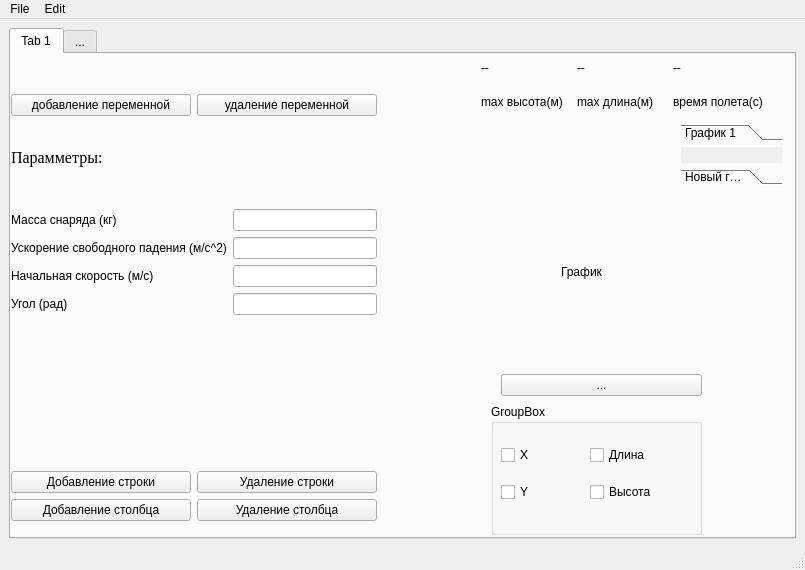
Before: the Qt Designer form mainwindow.ui in korolinakila/Experiments-2026S-Python, drawn with Qt 5.
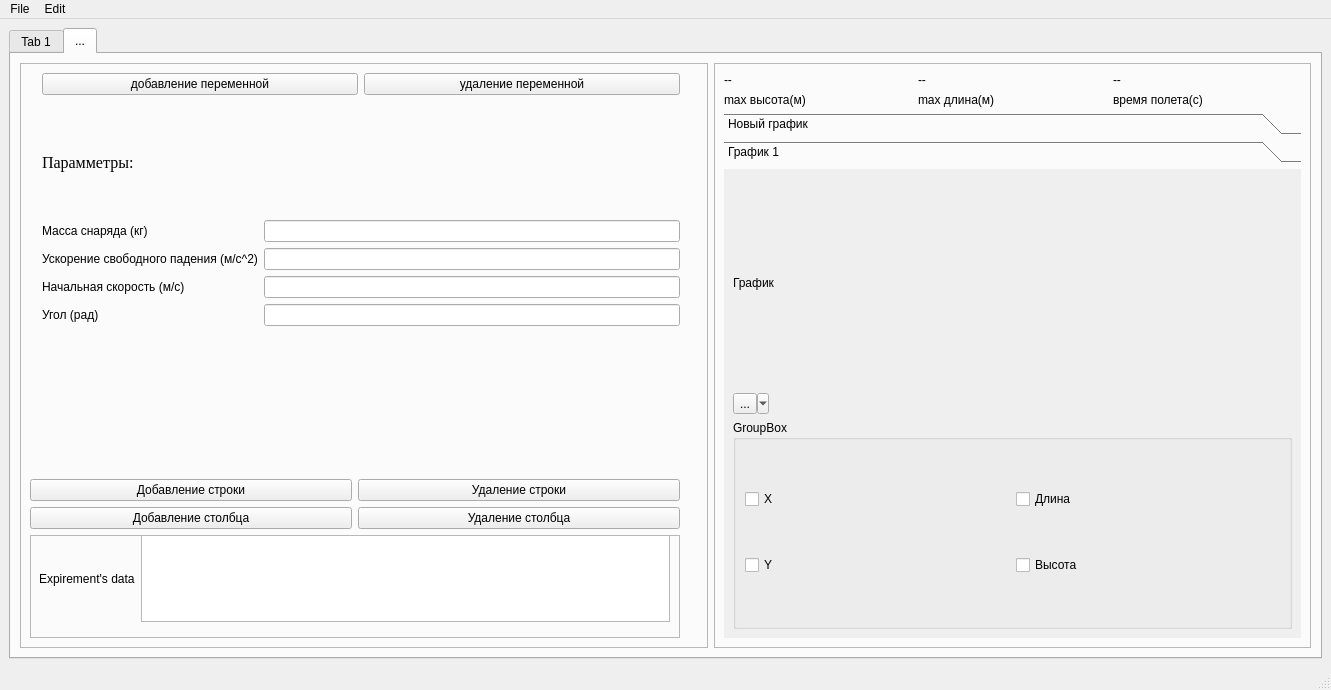
After: the same form once the commit is applied. The open tabs and pages were chosen to show the change. Custom widgets are drawn as their Qt base class.

Commit message: Сделал масштабированное окно, эксперементальные данные

```diff
--- a/mainwindow.ui
+++ b/mainwindow.ui
@@ -6,102 +6,99 @@
    <rect>
     <x>0</x>
     <y>0</y>
-    <width>805</width>
-    <height>570</height>
+    <width>1331</width>
+    <height>690</height>
    </rect>
   </property>
   <property name="windowTitle">
    <string>MainWindow</string>
   </property>
   <widget class="QWidget" name="centralwidget">
-   <layout class="QVBoxLayout" name="verticalLayout_2">
+   <layout class="QHBoxLayout" name="horizontalLayout_2">
     <item>
-     <layout class="QGridLayout" name="gridLayout">
-      <item row="0" column="1">
-       <widget class="QTabWidget" name="tabWidget">
-        <property name="currentIndex">
-         <number>0</number>
-        </property>
-        <widget class="QWidget" name="tab">
-         <attribute name="title">
-          <string>Tab 1</string>
-         </attribute>
-         <widget class="QWidget" name="verticalLayoutWidget">
-          <property name="geometry">
-           <rect>
-            <x>0</x>
-            <y>40</y>
-            <width>366</width>
-            <height>427</height>
-           </rect>
+     <widget class="QTabWidget" name="tabWidget">
+      <property name="currentIndex">
+       <number>0</number>
+      </property>
+      <widget class="QWidget" name="tab_3">
+       <attribute name="title">
+        <string>Tab 1</string>
+       </attribute>
+       <layout class="QGridLayout" name="gridLayout_11">
+        <item row="0" column="0">
+         <widget class="QFrame" name="frame">
+          <property name="frameShape">
+           <enum>QFrame::StyledPanel</enum>
           </property>
-          <layout class="QVBoxLayout" name="verticalLayout">
-           <item>
-            <layout class="QHBoxLayout" name="horizontalLayout">
+          <property name="frameShadow">
+           <enum>QFrame::Raised</enum>
+          </property>
+          <layout class="QGridLayout" name="gridLayout">
+           <item row="2" column="2">
+            <layout class="QVBoxLayout" name="verticalLayout">
              <item>
-              <widget class="QPushButton" name="pushButton_2">
+              <widget class="QLabel" name="pa">
+               <property name="font">
+                <font>
+                 <family>Times New Roman</family>
+                 <pointsize>12</pointsize>
+                 <italic>false</italic>
+                </font>
+               </property>
+               <property name="lineWidth">
+                <number>1</number>
+               </property>
                <property name="text">
-                <string>добавление переменной</string>
+                <string>Парамметры:</string>
                </property>
+               <property name="scaledContents">
+                <bool>true</bool>
+               </property>
               </widget>
              </item>
-             <item>
-              <widget class="QPushButton" name="pushButton">
+            </layout>
+           </item>
+           <item row="6" column="0" colspan="3">
+            <layout class="QGridLayout" name="gridLayout_3">
+             <item row="0" column="0">
+              <widget class="QPushButton" name="pushButton_3">
                <property name="text">
-                <string>удаление переменной</string>
+                <string>Добавление строки</string>
                </property>
               </widget>
              </item>
+             <item row="0" column="1">
+              <widget class="QPushButton" name="pushButton_4">
+               <property name="text">
+                <string>Удаление строки</string>
+               </property>
+              </widget>
+             </item>
+             <item row="1" column="1">
+              <widget class="QPushButton" name="pushButton_6">
+               <property name="text">
+                <string>Удаление столбца</string>
+               </property>
+              </widget>
+             </item>
+             <item row="1" column="0">
+              <widget class="QPushButton" name="pushButton_5">
+               <property name="text">
+                <string>Добавление столбца</string>
+               </property>
+              </widget>
+             </item>
             </layout>
            </item>
-           <item>
-            <widget class="QLabel" name="pa">
-             <property name="font">
-              <font>
-               <family>Times New Roman</family>
-               <pointsize>12</pointsize>
-               <italic>false</italic>
-              </font>
-             </property>
-             <property name="lineWidth">
-              <number>1</number>
-             </property>
-             <property name="text">
-              <string>Парамметры:</string>
-             </property>
-             <property name="scaledContents">
-              <bool>true</bool>
-             </property>
-            </widget>
-           </item>
-           <item>
-            <spacer name="verticalSpacer_2">
-             <property name="orientation">
-              <enum>Qt::Vertical</enum>
-             </property>
-             <property name="sizeType">
-              <enum>QSizePolicy::Fixed</enum>
-             </property>
-             <property name="sizeHint" stdset="0">
-              <size>
-               <width>20</width>
-               <height>10</height>
-              </size>
-             </property>
-            </spacer>
-           </item>
-           <item>
+           <item row="3" column="2">
             <layout class="QGridLayout" name="gridLayout_2">
-             <item row="1" column="0">
-              <widget class="QLabel" name="label_3">
+             <item row="3" column="0">
+              <widget class="QLabel" name="label_5">
                <property name="text">
-                <string>Ускорение свободного падения (м/c^2)</string>
+                <string>Угол (рад)</string>
                </property>
               </widget>
              </item>
-             <item row="1" column="1">
-              <widget class="QLineEdit" name="lineEdit_2"/>
-             </item>
              <item row="3" column="1">
               <widget class="QLineEdit" name="lineEdit_4"/>
              </item>
@@ -112,13 +109,6 @@
                </property>
               </widget>
              </item>
-             <item row="3" column="0">
-              <widget class="QLabel" name="label_5">
-               <property name="text">
-                <string>Угол (рад)</string>
-               </property>
-              </widget>
-             </item>
              <item row="0" column="1">
               <layout class="QHBoxLayout" name="horizontalLayout_6">
                <item>
@@ -126,6 +116,9 @@
                </item>
               </layout>
              </item>
+             <item row="1" column="1">
+              <widget class="QLineEdit" name="lineEdit_2"/>
+             </item>
              <item row="2" column="1">
               <widget class="QLineEdit" name="lineEdit_3"/>
              </item>
@@ -136,9 +129,34 @@
                </property>
               </widget>
              </item>
+             <item row="1" column="0">
+              <widget class="QLabel" name="label_3">
+               <property name="text">
+                <string>Ускорение свободного падения (м/c^2)</string>
+               </property>
+              </widget>
+             </item>
             </layout>
            </item>
-           <item>
+           <item row="0" column="2">
+            <layout class="QHBoxLayout" name="horizontalLayout_3">
+             <item>
+              <widget class="QPushButton" name="pushButton_2">
+               <property name="text">
+                <string>добавление переменной</string>
+               </property>
+              </widget>
+             </item>
+             <item>
+              <widget class="QPushButton" name="pushButton">
+               <property name="text">
+                <string>удаление переменной</string>
+               </property>
+              </widget>
+             </item>
+            </layout>
+           </item>
+           <item row="5" column="0" colspan="6">
             <spacer name="verticalSpacer">
              <property name="orientation">
               <enum>Qt::Vertical</enum>
@@ -148,37 +166,399 @@
              </property>
              <property name="sizeHint" stdset="0">
               <size>
-               <width>13</width>
-               <height>150</height>
+               <width>668</width>
+               <height>147</height>
               </size>
              </property>
             </spacer>
            </item>
+           <item row="1" column="2">
+            <spacer name="verticalSpacer_2">
+             <property name="orientation">
+              <enum>Qt::Vertical</enum>
+             </property>
+             <property name="sizeType">
+              <enum>QSizePolicy::Fixed</enum>
+             </property>
+             <property name="sizeHint" stdset="0">
+              <size>
+               <width>20</width>
+               <height>10</height>
+              </size>
+             </property>
+            </spacer>
+           </item>
+           <item row="7" column="1" colspan="3">
+            <layout class="QHBoxLayout" name="horizontalLayout_13">
+             <item>
+              <widget class="QLabel" name="label_26">
+               <property name="text">
+                <string>Expiremet's data</string>
+               </property>
+              </widget>
+             </item>
+             <item>
+              <widget class="QTextEdit" name="textEdit_2"/>
+             </item>
+            </layout>
+           </item>
+          </layout>
+         </widget>
+        </item>
+        <item row="0" column="1">
+         <widget class="QFrame" name="frame_2">
+          <property name="frameShape">
+           <enum>QFrame::StyledPanel</enum>
+          </property>
+          <property name="frameShadow">
+           <enum>QFrame::Raised</enum>
+          </property>
+          <layout class="QVBoxLayout" name="verticalLayout_2">
            <item>
-            <layout class="QGridLayout" name="gridLayout_3">
+            <layout class="QGridLayout" name="gridLayout_13">
+             <item row="1" column="0">
+              <widget class="QLabel" name="label_7">
+               <property name="text">
+                <string>max высота(м)</string>
+               </property>
+              </widget>
+             </item>
+             <item row="0" column="1">
+              <widget class="QLabel" name="label_10">
+               <property name="text">
+                <string>--</string>
+               </property>
+              </widget>
+             </item>
+             <item row="0" column="2">
+              <widget class="QLabel" name="label_12">
+               <property name="text">
+                <string>--</string>
+               </property>
+              </widget>
+             </item>
+             <item row="1" column="1">
+              <widget class="QLabel" name="label_8">
+               <property name="text">
+                <string>max длина(м)</string>
+               </property>
+              </widget>
+             </item>
              <item row="0" column="0">
-              <widget class="QPushButton" name="pushButton_3">
+              <widget class="QLabel" name="label_11">
                <property name="text">
-                <string>Добавление строки</string>
+                <string>--</string>
                </property>
               </widget>
              </item>
+             <item row="1" column="2">
+              <widget class="QLabel" name="label_9">
+               <property name="text">
+                <string>время полета(с)</string>
+               </property>
+              </widget>
+             </item>
+            </layout>
+           </item>
+           <item>
+            <widget class="QToolBox" name="toolBox">
+             <property name="currentIndex">
+              <number>1</number>
+             </property>
+             <widget class="QWidget" name="page">
+              <property name="geometry">
+               <rect>
+                <x>0</x>
+                <y>0</y>
+                <width>560</width>
+                <height>409</height>
+               </rect>
+              </property>
+              <attribute name="label">
+               <string>Новый график</string>
+              </attribute>
+              <layout class="QVBoxLayout" name="verticalLayout_9">
+               <item>
+                <layout class="QVBoxLayout" name="verticalLayout_7">
+                 <item>
+                  <widget class="QLabel" name="label_13">
+                   <property name="text">
+                    <string>График 2</string>
+                   </property>
+                  </widget>
+                 </item>
+                 <item>
+                  <widget class="QToolButton" name="toolButton_3">
+                   <property name="text">
+                    <string>...</string>
+                   </property>
+                  </widget>
+                 </item>
+                 <item>
+                  <widget class="QGroupBox" name="groupBox_3">
+                   <property name="title">
+                    <string>GroupBox</string>
+                   </property>
+                   <layout class="QVBoxLayout" name="verticalLayout_8">
+                    <item>
+                     <layout class="QGridLayout" name="gridLayout_8">
+                      <item row="0" column="0">
+                       <widget class="QCheckBox" name="checkBox_9">
+                        <property name="text">
+                         <string>X</string>
+                        </property>
+                       </widget>
+                      </item>
+                      <item row="0" column="1">
+                       <widget class="QCheckBox" name="checkBox_10">
+                        <property name="text">
+                         <string>Длина</string>
+                        </property>
+                       </widget>
+                      </item>
+                      <item row="1" column="1">
+                       <widget class="QCheckBox" name="checkBox_11">
+                        <property name="text">
+                         <string>Высота</string>
+                        </property>
+                       </widget>
+                      </item>
+                      <item row="1" column="0">
+                       <widget class="QCheckBox" name="checkBox_12">
+                        <property name="text">
+                         <string>Y</string>
+                        </property>
+                       </widget>
+                      </item>
+                     </layout>
+                    </item>
+                   </layout>
+                  </widget>
+                 </item>
+                </layout>
+               </item>
+              </layout>
+             </widget>
+             <widget class="QWidget" name="page_2">
+              <property name="geometry">
+               <rect>
+                <x>0</x>
+                <y>0</y>
+                <width>560</width>
+                <height>409</height>
+               </rect>
+              </property>
+              <attribute name="label">
+               <string>График 1</string>
+              </attribute>
+              <layout class="QVBoxLayout" name="verticalLayout_6">
+               <item>
+                <widget class="QLabel" name="label">
+                 <property name="text">
+                  <string>График</string>
+                 </property>
+                </widget>
+               </item>
+               <item>
+                <widget class="QToolButton" name="toolButton">
+                 <property name="text">
+                  <string>...</string>
+                 </property>
+                 <property name="popupMode">
+                  <enum>QToolButton::MenuButtonPopup</enum>
+                 </property>
+                 <property name="autoRaise">
+                  <bool>false</bool>
+                 </property>
+                </widget>
+               </item>
+               <item>
+                <widget class="QGroupBox" name="groupBox">
+                 <property name="title">
+                  <string>GroupBox</string>
+                 </property>
+                 <layout class="QHBoxLayout" name="horizontalLayout_4">
+                  <item>
+                   <layout class="QGridLayout" name="gridLayout_4">
+                    <item row="0" column="0">
+                     <widget class="QCheckBox" name="checkBox">
+                      <property name="text">
+                       <string>X</string>
+                      </property>
+                     </widget>
+                    </item>
+                    <item row="0" column="1">
+                     <widget class="QCheckBox" name="checkBox_2">
+                      <property name="text">
+                       <string>Длина</string>
+                      </property>
+                     </widget>
+                    </item>
+                    <item row="1" column="1">
+                     <widget class="QCheckBox" name="checkBox_4">
+                      <property name="text">
+                       <string>Высота</string>
+                      </property>
+                     </widget>
+                    </item>
+                    <item row="1" column="0">
+                     <widget class="QCheckBox" name="checkBox_3">
+                      <property name="text">
+                       <string>Y</string>
+                      </property>
+                     </widget>
+                    </item>
+                   </layout>
+                  </item>
+                 </layout>
+                </widget>
+               </item>
+              </layout>
+             </widget>
+            </widget>
+           </item>
+          </layout>
+         </widget>
+        </item>
+       </layout>
+      </widget>
+      <widget class="QWidget" name="tab_4">
+       <attribute name="title">
+        <string>...</string>
+       </attribute>
+       <layout class="QHBoxLayout" name="horizontalLayout_9">
+        <item>
+         <widget class="QFrame" name="frame_3">
+          <property name="frameShape">
+           <enum>QFrame::StyledPanel</enum>
+          </property>
+          <property name="frameShadow">
+           <enum>QFrame::Raised</enum>
+          </property>
+          <layout class="QGridLayout" name="gridLayout_5">
+           <item row="5" column="0" colspan="6">
+            <spacer name="verticalSpacer_3">
+             <property name="orientation">
+              <enum>Qt::Vertical</enum>
+             </property>
+             <property name="sizeType">
+              <enum>QSizePolicy::Fixed</enum>
+             </property>
+             <property name="sizeHint" stdset="0">
+              <size>
+               <width>668</width>
+               <height>147</height>
+              </size>
+             </property>
+            </spacer>
+           </item>
+           <item row="0" column="2">
+            <layout class="QHBoxLayout" name="horizontalLayout_5">
+             <item>
+              <widget class="QPushButton" name="pushButton_11">
+               <property name="text">
+                <string>добавление переменной</string>
+               </property>
+              </widget>
+             </item>
+             <item>
+              <widget class="QPushButton" name="pushButton_12">
+               <property name="text">
+                <string>удаление переменной</string>
+               </property>
+              </widget>
+             </item>
+            </layout>
+           </item>
+           <item row="3" column="2">
+            <layout class="QGridLayout" name="gridLayout_7">
+             <item row="3" column="0">
+              <widget class="QLabel" name="label_6">
+               <property name="text">
+                <string>Угол (рад)</string>
+               </property>
+              </widget>
+             </item>
+             <item row="3" column="1">
+              <widget class="QLineEdit" name="lineEdit_5"/>
+             </item>
+             <item row="2" column="0">
+              <widget class="QLabel" name="label_14">
+               <property name="text">
+                <string>Начальная скорость (м/c)</string>
+               </property>
+              </widget>
+             </item>
              <item row="0" column="1">
-              <widget class="QPushButton" name="pushButton_4">
+              <layout class="QHBoxLayout" name="horizontalLayout_7">
+               <item>
+                <widget class="QLineEdit" name="lineEdit_6"/>
+               </item>
+              </layout>
+             </item>
+             <item row="1" column="1">
+              <widget class="QLineEdit" name="lineEdit_7"/>
+             </item>
+             <item row="2" column="1">
+              <widget class="QLineEdit" name="lineEdit_8"/>
+             </item>
+             <item row="0" column="0">
+              <widget class="QLabel" name="label_15">
+               <property name="text">
+                <string>Масса снаряда (кг)</string>
+               </property>
+              </widget>
+             </item>
+             <item row="1" column="0">
+              <widget class="QLabel" name="label_16">
+               <property name="text">
+                <string>Ускорение свободного падения (м/c^2)</string>
+               </property>
+              </widget>
+             </item>
+            </layout>
+           </item>
+           <item row="1" column="2">
+            <spacer name="verticalSpacer_4">
+             <property name="orientation">
+              <enum>Qt::Vertical</enum>
+             </property>
+             <property name="sizeType">
+              <enum>QSizePolicy::Fixed</enum>
+             </property>
+             <property name="sizeHint" stdset="0">
+              <size>
+               <width>20</width>
+               <height>10</height>
+              </size>
+             </property>
+            </spacer>
+           </item>
+           <item row="6" column="0" colspan="3">
+            <layout class="QGridLayout" name="gridLayout_6">
+             <item row="0" column="1">
+              <widget class="QPushButton" name="pushButton_7">
                <property name="text">
                 <string>Удаление строки</string>
                </property>
               </widget>
              </item>
              <item row="1" column="0">
-              <widget class="QPushButton" name="pushButton_5">
+              <widget class="QPushButton" name="pushButton_8">
                <property name="text">
                 <string>Добавление столбца</string>
                </property>
               </widget>
              </item>
+             <item row="0" column="0">
+              <widget class="QPushButton" name="pushButton_9">
+               <property name="text">
+                <string>Добавление строки</string>
+               </property>
+              </widget>
+             </item>
              <item row="1" column="1">
-              <widget class="QPushButton" name="pushButton_6">
+              <widget class="QPushButton" name="pushButton_10">
                <property name="text">
                 <string>Удаление столбца</string>
                </property>
@@ -186,205 +566,294 @@
              </item>
             </layout>
            </item>
+           <item row="2" column="2">
+            <layout class="QVBoxLayout" name="verticalLayout_3">
+             <item>
+              <widget class="QLabel" name="pa_2">
+               <property name="font">
+                <font>
+                 <family>Times New Roman</family>
+                 <pointsize>12</pointsize>
+                 <italic>false</italic>
+                </font>
+               </property>
+               <property name="lineWidth">
+                <number>1</number>
+               </property>
+               <property name="text">
+                <string>Парамметры:</string>
+               </property>
+               <property name="scaledContents">
+                <bool>true</bool>
+               </property>
+              </widget>
+             </item>
+            </layout>
+           </item>
+           <item row="7" column="0" colspan="3">
+            <widget class="QFrame" name="frame_5">
+             <property name="frameShape">
+              <enum>QFrame::StyledPanel</enum>
+             </property>
+             <property name="frameShadow">
+              <enum>QFrame::Raised</enum>
+             </property>
+             <widget class="QWidget" name="horizontalLayoutWidget">
+              <property name="geometry">
+               <rect>
+                <x>9</x>
+                <y>0</y>
+                <width>631</width>
+                <height>87</height>
+               </rect>
+              </property>
+              <layout class="QHBoxLayout" name="horizontalLayout">
+               <item>
+                <widget class="QLabel" name="label_25">
+                 <property name="text">
+                  <string>Expirement's data</string>
+                 </property>
+                </widget>
+               </item>
+               <item>
+                <widget class="QTextEdit" name="textEdit"/>
+               </item>
+              </layout>
+             </widget>
+            </widget>
+           </item>
           </layout>
          </widget>
-         <widget class="QGroupBox" name="groupBox">
-          <property name="geometry">
-           <rect>
-            <x>480</x>
-            <y>350</y>
-            <width>211</width>
-            <height>131</height>
-           </rect>
+        </item>
+        <item>
+         <widget class="QFrame" name="frame_4">
+          <property name="frameShape">
+           <enum>QFrame::StyledPanel</enum>
           </property>
-          <property name="title">
-           <string>GroupBox</string>
+          <property name="frameShadow">
+           <enum>QFrame::Raised</enum>
           </property>
-          <widget class="QWidget" name="gridLayoutWidget_4">
-           <property name="geometry">
-            <rect>
-             <x>10</x>
-             <y>30</y>
-             <width>171</width>
-             <height>80</height>
-            </rect>
-           </property>
-           <layout class="QGridLayout" name="gridLayout_4">
-            <item row="0" column="0">
-             <widget class="QCheckBox" name="checkBox">
-              <property name="text">
-               <string>X</string>
+          <layout class="QVBoxLayout" name="verticalLayout_4">
+           <item>
+            <layout class="QGridLayout" name="gridLayout_14">
+             <item row="1" column="0">
+              <widget class="QLabel" name="label_17">
+               <property name="text">
+                <string>max высота(м)</string>
+               </property>
+              </widget>
+             </item>
+             <item row="0" column="1">
+              <widget class="QLabel" name="label_18">
+               <property name="text">
+                <string>--</string>
+               </property>
+              </widget>
+             </item>
+             <item row="0" column="2">
+              <widget class="QLabel" name="label_19">
+               <property name="text">
+                <string>--</string>
+               </property>
+              </widget>
+             </item>
+             <item row="1" column="1">
+              <widget class="QLabel" name="label_20">
+               <property name="text">
+                <string>max длина(м)</string>
+               </property>
+              </widget>
+             </item>
+             <item row="0" column="0">
+              <widget class="QLabel" name="label_21">
+               <property name="text">
+                <string>--</string>
+               </property>
+              </widget>
+             </item>
+             <item row="1" column="2">
+              <widget class="QLabel" name="label_22">
+               <property name="text">
+                <string>время полета(с)</string>
+               </property>
+              </widget>
+             </item>
+            </layout>
+           </item>
+           <item>
+            <widget class="QToolBox" name="toolBox_2">
+             <property name="currentIndex">
+              <number>1</number>
+             </property>
+             <widget class="QWidget" name="page_3">
+              <property name="geometry">
+               <rect>
+                <x>0</x>
+                <y>0</y>
+                <width>176</width>
+                <height>195</height>
+               </rect>
               </property>
+              <attribute name="label">
+               <string>Новый график</string>
+              </attribute>
+              <layout class="QVBoxLayout" name="verticalLayout_10">
+               <item>
+                <layout class="QVBoxLayout" name="verticalLayout_11">
+                 <item>
+                  <widget class="QLabel" name="label_23">
+                   <property name="text">
+                    <string>График 2</string>
+                   </property>
+                  </widget>
+                 </item>
+                 <item>
+                  <widget class="QToolButton" name="toolButton_4">
+                   <property name="text">
+                    <string>...</string>
+                   </property>
+                  </widget>
+                 </item>
+                 <item>
+                  <widget class="QGroupBox" name="groupBox_4">
+                   <property name="title">
+                    <string>GroupBox</string>
+                   </property>
+                   <layout class="QVBoxLayout" name="verticalLayout_12">
+                    <item>
+                     <layout class="QGridLayout" name="gridLayout_9">
+                      <item row="0" column="0">
+                       <widget class="QCheckBox" name="checkBox_13">
+                        <property name="text">
+                         <string>X</string>
+                        </property>
+                       </widget>
+                      </item>
+                      <item row="0" column="1">
+                       <widget class="QCheckBox" name="checkBox_14">
+                        <property name="text">
+                         <string>Длина</string>
+                        </property>
+                       </widget>
+                      </item>
+                      <item row="1" column="1">
+                       <widget class="QCheckBox" name="checkBox_15">
+                        <property name="text">
+                         <string>Высота</string>
+                        </property>
+                       </widget>
+                      </item>
+                      <item row="1" column="0">
+                       <widget class="QCheckBox" name="checkBox_16">
+                        <property name="text">
+                         <string>Y</string>
+                        </property>
+                       </widget>
+                      </item>
+                     </layout>
+                    </item>
+                   </layout>
+                  </widget>
+                 </item>
+                </layout>
+               </item>
+              </layout>
              </widget>
-            </item>
-            <item row="1" column="0">
-             <widget class="QCheckBox" name="checkBox_3">
-              <property name="text">
-               <string>Y</string>
+             <widget class="QWidget" name="page_4">
+              <property name="geometry">
+               <rect>
+                <x>0</x>
+                <y>0</y>
+                <width>560</width>
+                <height>409</height>
+               </rect>
               </property>
+              <attribute name="label">
+               <string>График 1</string>
+              </attribute>
+              <layout class="QVBoxLayout" name="verticalLayout_13">
+               <item>
+                <widget class="QLabel" name="label_24">
+                 <property name="text">
+                  <string>График</string>
+                 </property>
+                </widget>
+               </item>
+               <item>
+                <widget class="QToolButton" name="toolButton_2">
+                 <property name="text">
+                  <string>...</string>
+                 </property>
+                 <property name="popupMode">
+                  <enum>QToolButton::MenuButtonPopup</enum>
+                 </property>
+                 <property name="autoRaise">
+                  <bool>false</bool>
+                 </property>
+                </widget>
+               </item>
+               <item>
+                <widget class="QGroupBox" name="groupBox_2">
+                 <property name="title">
+                  <string>GroupBox</string>
+                 </property>
+                 <layout class="QHBoxLayout" name="horizontalLayout_8">
+                  <item>
+                   <layout class="QGridLayout" name="gridLayout_10">
+                    <item row="0" column="0">
+                     <widget class="QCheckBox" name="checkBox_5">
+                      <property name="text">
+                       <string>X</string>
+                      </property>
+                     </widget>
+                    </item>
+                    <item row="1" column="0">
+                     <widget class="QCheckBox" name="checkBox_8">
+                      <property name="text">
+                       <string>Y</string>
+                      </property>
+                     </widget>
+                    </item>
+                    <item row="0" column="1">
+                     <widget class="QCheckBox" name="checkBox_6">
+                      <property name="text">
+                       <string>Длина</string>
+                      </property>
+                     </widget>
+                    </item>
+                    <item row="1" column="1">
+                     <widget class="QCheckBox" name="checkBox_7">
+                      <property name="text">
+                       <string>Высота</string>
+                      </property>
+                     </widget>
+                    </item>
+                   </layout>
+                  </item>
+                 </layout>
+                </widget>
+               </item>
+              </layout>
              </widget>
-            </item>
-            <item row="1" column="1">
-             <widget class="QCheckBox" name="checkBox_4">
-              <property name="text">
-               <string>Высота</string>
-              </property>
-             </widget>
-            </item>
-            <item row="0" column="1">
-             <widget class="QCheckBox" name="checkBox_2">
-              <property name="text">
-               <string>Длина</string>
-              </property>
-             </widget>
-            </item>
-           </layout>
-          </widget>
-         </widget>
-         <widget class="QLabel" name="label">
-          <property name="geometry">
-           <rect>
-            <x>550</x>
-            <y>210</y>
-            <width>55</width>
-            <height>16</height>
-           </rect>
-          </property>
-          <property name="text">
-           <string>График</string>
-          </property>
-         </widget>
-         <widget class="QToolBox" name="toolBox">
-          <property name="geometry">
-           <rect>
-            <x>670</x>
-            <y>70</y>
-            <width>101</width>
-            <height>61</height>
-           </rect>
-          </property>
-          <property name="currentIndex">
-           <number>0</number>
-          </property>
-          <widget class="QWidget" name="page">
-           <property name="geometry">
-            <rect>
-             <x>0</x>
-             <y>0</y>
-             <width>101</width>
-             <height>16</height>
-            </rect>
-           </property>
-           <attribute name="label">
-            <string>График 1</string>
-           </attribute>
-          </widget>
-          <widget class="QWidget" name="page_2">
-           <property name="geometry">
-            <rect>
-             <x>0</x>
-             <y>0</y>
-             <width>101</width>
-             <height>16</height>
-            </rect>
-           </property>
-           <attribute name="label">
-            <string>Новый график</string>
-           </attribute>
-          </widget>
-         </widget>
-         <widget class="QToolButton" name="toolButton">
-          <property name="geometry">
-           <rect>
-            <x>490</x>
-            <y>320</y>
-            <width>201</width>
-            <height>22</height>
-           </rect>
-          </property>
-          <property name="text">
-           <string>...</string>
-          </property>
-          <property name="popupMode">
-           <enum>QToolButton::InstantPopup</enum>
-          </property>
-          <property name="autoRaise">
-           <bool>false</bool>
-          </property>
-         </widget>
-         <widget class="QWidget" name="gridLayoutWidget_6">
-          <property name="geometry">
-           <rect>
-            <x>470</x>
-            <y>0</y>
-            <width>282</width>
-            <height>61</height>
-           </rect>
-          </property>
-          <layout class="QGridLayout" name="gridLayout_13">
-           <item row="0" column="0">
-            <widget class="QLabel" name="label_11">
-             <property name="text">
-              <string>--</string>
-             </property>
             </widget>
            </item>
-           <item row="0" column="2">
-            <widget class="QLabel" name="label_12">
-             <property name="text">
-              <string>--</string>
-             </property>
-            </widget>
-           </item>
-           <item row="0" column="1">
-            <widget class="QLabel" name="label_10">
-             <property name="text">
-              <string>--</string>
-             </property>
-            </widget>
-           </item>
-           <item row="1" column="1">
-            <widget class="QLabel" name="label_8">
-             <property name="text">
-              <string>max длина(м)</string>
-             </property>
-            </widget>
-           </item>
-           <item row="1" column="0">
-            <widget class="QLabel" name="label_7">
-             <property name="text">
-              <string>max высота(м)</string>
-             </property>
-            </widget>
-           </item>
-           <item row="1" column="2">
-            <widget class="QLabel" name="label_9">
-             <property name="text">
-              <string>время полета(с)</string>
-             </property>
-            </widget>
-           </item>
           </layout>
          </widget>
-        </widget>
-        <widget class="QWidget" name="tab_2">
-         <attribute name="title">
-          <string>...</string>
-         </attribute>
-        </widget>
-       </widget>
-      </item>
-     </layout>
+        </item>
+       </layout>
+      </widget>
+     </widget>
     </item>
    </layout>
   </widget>
-  <widget class="save" name="menubar">
+  <widget class="QStatusBar" name="statusbar"/>
+  <widget class="QMenuBar" name="menubar">
    <property name="geometry">
     <rect>
      <x>0</x>
      <y>0</y>
-     <width>805</width>
-     <height>26</height>
+     <width>1331</width>
+     <height>25</height>
     </rect>
    </property>
    <widget class="QMenu" name="menusave">
@@ -422,7 +891,6 @@
    <addaction name="menusave"/>
    <addaction name="menuadad"/>
   </widget>
-  <widget class="QStatusBar" name="statusbar"/>
   <action name="action_txt">
    <property name="text">
     <string>New...</string>
@@ -464,13 +932,6 @@
    </property>
   </action>
  </widget>
- <customwidgets>
-  <customwidget>
-   <class>save</class>
-   <extends>QMenuBar</extends>
-   <header>save.h</header>
-  </customwidget>
- </customwidgets>
  <resources/>
  <connections/>
 </ui>
```
